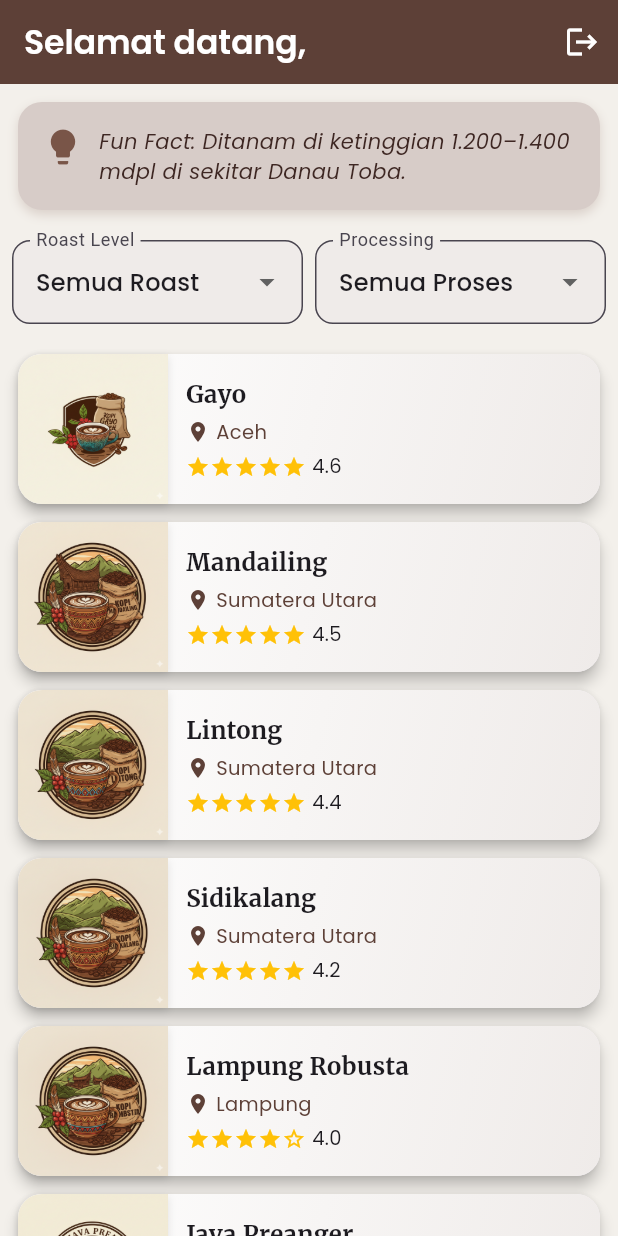
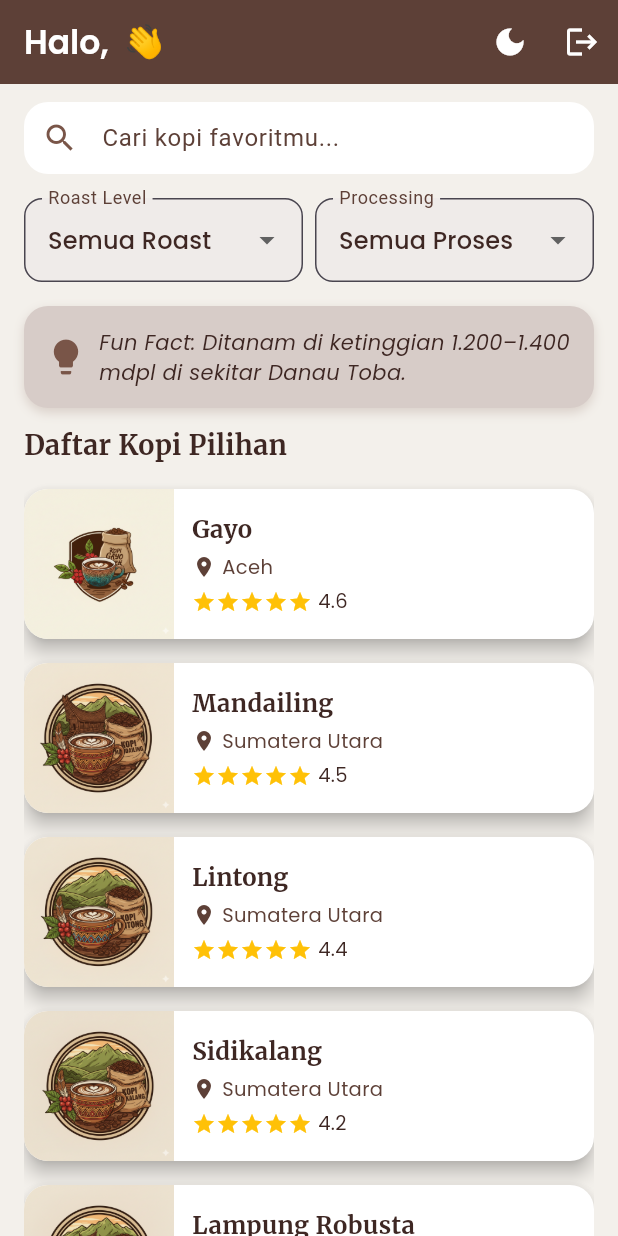
Before and after one commit to Apissr/ENSIKLOPEDIA-KOPI, a Flutter app: the HomePage screen opened directly with empty values, on a phone screen of 412 x 824 dp. Run offline on Flutter 3.47's test engine with Material 3 defaults, Android fonts, the light colour scheme and no system bars; drawn by our look-alikes of flutter_animate; our stand-ins replace google_fonts, loading_animation_widget.

Commit message:
update baruu

```diff
--- a/lib/home_page.dart
+++ b/lib/home_page.dart
@@ -1,11 +1,10 @@
-// lib/home_page.dart
 import 'package:flutter/material.dart';
 import 'package:google_fonts/google_fonts.dart';
 import 'models/kopi.dart';
 import 'detail_page.dart';
 import 'dummy_data.dart';
 import 'dart:math';
-import 'login_page.dart'; //
+import 'login_page.dart';
 import 'package:flutter_animate/flutter_animate.dart';
 
 class HomePage extends StatefulWidget {
@@ -21,6 +20,7 @@ class _HomePageState extends State<HomePage> {
   RoastLevel? selectedRoastLevel;
   ProcessingMethod? selectedProcess;
   late Kopi randomKopi;
+  bool isDarkMode = false; // 🌙 Tema toggle
 
   @override
   void initState() {
@@ -30,6 +30,11 @@ class _HomePageState extends State<HomePage> {
 
   @override
   Widget build(BuildContext context) {
+    final backgroundColor = isDarkMode ? const Color(0xff2b231d) : const Color(0xfff3f0eb);
+    final cardColor = isDarkMode ? const Color(0xff3a2f28) : Colors.white;
+    final textColor = isDarkMode ? Colors.white : Colors.brown[900];
+    final secondaryText = isDarkMode ? Colors.brown[200] : Colors.brown[700];
+
     final filteredList = coffeeList.where((kopi) {
       final matchesSearch = kopi.nama.toLowerCase().contains(searchQuery.toLowerCase()) ||
           kopi.asal.toLowerCase().contains(searchQuery.toLowerCase());
@@ -39,23 +44,30 @@ class _HomePageState extends State<HomePage> {
     }).toList();
 
     return Scaffold(
-      backgroundColor: const Color(0xfff3f0eb),
+      backgroundColor: backgroundColor,
       appBar: AppBar(
+        backgroundColor: isDarkMode ? Colors.brown[900] : Colors.brown[700],
         title: Text(
-          "Selamat datang, ${widget.username}",
+          "Halo, ${widget.username} 👋",
           style: GoogleFonts.poppins(
             fontWeight: FontWeight.w600,
-          color: Colors.white)
-
-
+            color: Colors.white,
           ),
-        backgroundColor: Colors.brown[700],
+        ),
         actions: [
           IconButton(
-            icon: const Icon(Icons.logout),
+            icon: Icon(
+              isDarkMode ? Icons.light_mode : Icons.dark_mode,
+              color: Colors.white,
+            ),
+            tooltip: "Ganti Tema",
+            onPressed: () {
+              setState(() => isDarkMode = !isDarkMode);
+            },
+          ),
+          IconButton(
+            icon: const Icon(Icons.logout, color: Colors.white),
             tooltip: "Logout",
-        color: Colors.white,
-
             onPressed: () {
               Navigator.pushReplacement(
                 context,
@@ -65,64 +77,57 @@ class _HomePageState extends State<HomePage> {
           ),
         ],
       ),
-      body: Column(
+      body: Padding(
+        padding: const EdgeInsets.symmetric(horizontal: 16),
+        child: Column(
           children: [
-          // 🔽 Fun Fact Banner
-          Container(
-            margin: const EdgeInsets.all(12),
-            padding: const EdgeInsets.all(16),
-            decoration: BoxDecoration(
-              color: Colors.brown[100],
+            const SizedBox(height: 12),
+
+            // 🔍 Search Bar
+            TextField(
+              decoration: InputDecoration(
+                hintText: "Cari kopi favoritmu...",
+                prefixIcon: Icon(Icons.search, color: isDarkMode ? Colors.brown[300] : Colors.brown),
+                filled: true,
+                fillColor: isDarkMode ? Colors.brown[800] : Colors.white,
+                hintStyle: TextStyle(color: secondaryText),
+                contentPadding: const EdgeInsets.symmetric(vertical: 12),
+                border: OutlineInputBorder(
                   borderRadius: BorderRadius.circular(16),
-              boxShadow: [
-                BoxShadow(
-                  color: Colors.brown.withOpacity(0.2),
-                  blurRadius: 5,
-                  offset: const Offset(0, 3),
+                  borderSide: BorderSide.none,
                 ),
-              ],
               ),
-            child: Row(
-              crossAxisAlignment: CrossAxisAlignment.start,
-              children: [
-                const Icon(Icons.lightbulb, color: Colors.brown, size: 28),
-                const SizedBox(width: 10),
-                Expanded(
-                  child: Text(
-                    "Fun Fact: ${randomKopi.funFact}",
-                    style: GoogleFonts.poppins(
-                      fontSize: 14,
-                      fontStyle: FontStyle.italic,
-                      color: Colors.brown[900],
+              style: TextStyle(color: textColor),
+              onChanged: (value) {
+                setState(() => searchQuery = value);
+              },
             ),
 
-                  ),
-                ),
-              ],
-            ),
-          ),
+            const SizedBox(height: 16),
 
-          // 🔽 Filter Dropdown
-          Padding(
-            padding: const EdgeInsets.all(8.0),
-            child: Row(
+            // 🏷️ Filter Row
+            Row(
               children: [
                 Expanded(
                   child: DropdownButtonFormField<RoastLevel?>(
                     value: selectedRoastLevel,
+                    dropdownColor: isDarkMode ? Colors.brown[800] : Colors.white,
                     decoration: InputDecoration(
                       labelText: "Roast Level",
+                      labelStyle: TextStyle(color: secondaryText),
                       border: OutlineInputBorder(
                         borderRadius: BorderRadius.circular(12),
                       ),
                       filled: true,
-                      fillColor: Colors.brown[50],
+                      fillColor: isDarkMode ? Colors.brown[700] : Colors.brown[50],
                     ),
                     items: [null, ...RoastLevel.values].map((level) {
                       return DropdownMenuItem(
                         value: level,
-                        child: Text(level?.displayName ?? "Semua Roast",
-                            style: GoogleFonts.poppins()),
+                        child: Text(
+                          level?.displayName ?? "Semua Roast",
+                          style: GoogleFonts.poppins(color: textColor),
+                        ),
                       );
                     }).toList(),
                     onChanged: (value) {
@@ -134,19 +139,23 @@ class _HomePageState extends State<HomePage> {
                 Expanded(
                   child: DropdownButtonFormField<ProcessingMethod?>(
                     value: selectedProcess,
+                    dropdownColor: isDarkMode ? Colors.brown[800] : Colors.white,
                     decoration: InputDecoration(
                       labelText: "Processing",
+                      labelStyle: TextStyle(color: secondaryText),
                       border: OutlineInputBorder(
                         borderRadius: BorderRadius.circular(12),
                       ),
                       filled: true,
-                      fillColor: Colors.brown[50],
+                      fillColor: isDarkMode ? Colors.brown[700] : Colors.brown[50],
                     ),
                     items: [null, ...ProcessingMethod.values].map((process) {
                       return DropdownMenuItem(
                         value: process,
-                        child: Text(process?.displayName ?? "Semua Proses",
-                            style: GoogleFonts.poppins()),
+                        child: Text(
+                          process?.displayName ?? "Semua Proses",
+                          style: GoogleFonts.poppins(color: textColor),
+                        ),
                       );
                     }).toList(),
                     onChanged: (value) {
@@ -156,12 +165,63 @@ class _HomePageState extends State<HomePage> {
                 ),
               ],
             ),
+
+            const SizedBox(height: 16),
+
+            // ☕ Fun Fact Banner
+            Container(
+              padding: const EdgeInsets.all(14),
+              decoration: BoxDecoration(
+                color: isDarkMode ? Colors.brown[800] : Colors.brown[100],
+                borderRadius: BorderRadius.circular(16),
+                boxShadow: [
+                  BoxShadow(
+                    color: Colors.brown.withOpacity(0.2),
+                    blurRadius: 5,
+                    offset: const Offset(0, 3),
+                  ),
+                ],
+              ),
+              child: Row(
+                children: [
+                  Icon(Icons.lightbulb,
+                      color: isDarkMode ? Colors.amber[200] : Colors.brown, size: 28),
+                  const SizedBox(width: 8),
+                  Expanded(
+                    child: Text(
+                      "Fun Fact: ${randomKopi.funFact}",
+                      style: GoogleFonts.poppins(
+                        fontSize: 14,
+                        fontStyle: FontStyle.italic,
+                        color: textColor,
+                      ),
+                    ),
+                  ),
+                ],
+              ),
+            ).animate().fadeIn(duration: 500.ms).slideY(begin: 0.2),
+
+            const SizedBox(height: 12),
+
+            // 🪔 Judul Section
+            Align(
+              alignment: Alignment.centerLeft,
+              child: Text(
+                "Daftar Kopi Pilihan",
+                style: GoogleFonts.merriweather(
+                  fontSize: 18,
+                  fontWeight: FontWeight.bold,
+                  color: textColor,
+                ),
+              ),
             ),
 
-          // 🔽 ListView Katalog Kopi
+            const SizedBox(height: 8),
+
+            // ☕ List Kopi
             Expanded(
               child: ListView.builder(
-              padding: const EdgeInsets.all(12),
+                padding: const EdgeInsets.only(bottom: 20),
                 itemCount: filteredList.length,
                 itemBuilder: (context, index) {
                   final kopi = filteredList[index];
@@ -169,57 +229,31 @@ class _HomePageState extends State<HomePage> {
                     onTap: () {
                       showDialog(
                         context: context,
-                      barrierDismissible: true,
                         builder: (context) => DetailPage(kopi: kopi),
                       );
                     },
                     child: Card(
+                      color: cardColor,
                       shape: RoundedRectangleBorder(
                         borderRadius: BorderRadius.circular(16),
                       ),
-  elevation: 4,
-  margin: const EdgeInsets.only(bottom: 12),
-  child: Container(
-    decoration: BoxDecoration(
-      borderRadius: BorderRadius.circular(16),
-      gradient: LinearGradient(
-        begin: Alignment.topLeft,
-        end: Alignment.bottomRight,
-        colors: [
-          Colors.white,
-          Colors.brown.shade50,
-        ],
-      ),
-    ),
+                      elevation: 5,
+                      margin: const EdgeInsets.symmetric(vertical: 8),
                       child: Row(
                         children: [
                           Hero(
                             tag: 'kopi_${kopi.nama}_${index}',
-          child: Container(
-            width: 100,
-            height: 100,
-            decoration: BoxDecoration(
-              borderRadius: const BorderRadius.horizontal(
-                left: Radius.circular(16),
-              ),
-              boxShadow: [
-                BoxShadow(
-                  color: Colors.black.withOpacity(0.1),
-                  blurRadius: 4,
-                  offset: const Offset(0, 2),
-                ),
-              ],
-            ),
                             child: ClipRRect(
                               borderRadius: const BorderRadius.horizontal(
                                 left: Radius.circular(16),
                               ),
                               child: Image.asset(
                                 kopi.gambar,
+                                width: 100,
+                                height: 100,
                                 fit: BoxFit.cover,
                                 errorBuilder: (context, error, stackTrace) =>
                                     Icon(Icons.local_cafe, size: 60, color: Colors.brown[300]),
-              ),
                               ),
                             ),
                           ),
@@ -234,18 +268,20 @@ class _HomePageState extends State<HomePage> {
                                     style: GoogleFonts.merriweather(
                                       fontWeight: FontWeight.bold,
                                       fontSize: 16,
+                                      color: textColor,
                                     ),
                                   ),
                                   const SizedBox(height: 4),
                                   Row(
                                     children: [
-                    Icon(Icons.location_on, size: 16, color: Colors.brown[700]),
+                                      Icon(Icons.location_on,
+                                          size: 16, color: secondaryText),
                                       const SizedBox(width: 4),
                                       Text(
                                         kopi.asal,
                                         style: GoogleFonts.poppins(
                                           fontSize: 13,
-                        color: Colors.brown[700],
+                                          color: secondaryText,
                                         ),
                                       ),
                                     ],
@@ -253,15 +289,18 @@ class _HomePageState extends State<HomePage> {
                                   const SizedBox(height: 4),
                                   Row(
                                     children: [
-                    ...List.generate(5, (index) => Icon(
-                      index < kopi.rating ? Icons.star : Icons.star_border,
+                                      ...List.generate(
+                                        5,
+                                            (i) => Icon(
+                                          i < kopi.rating ? Icons.star : Icons.star_border,
                                           size: 16,
                                           color: Colors.amber,
-                    )),
+                                        ),
+                                      ),
                                       const SizedBox(width: 4),
                                       Text(
                                         kopi.rating.toString(),
-                      style: GoogleFonts.poppins(fontSize: 13),
+                                        style: GoogleFonts.poppins(fontSize: 13, color: textColor),
                                       ),
                                     ],
                                   ),
@@ -271,16 +310,14 @@ class _HomePageState extends State<HomePage> {
                           ),
                         ],
                       ),
-  ),
-).animate()
-  .fadeIn()
-  .slideX(begin: -30, end: 0, delay: Duration(milliseconds: index * 100)),
+                    ).animate().fadeIn(delay: Duration(milliseconds: index * 80)).slideX(begin: -30),
                   );
                 },
               ),
             ),
           ],
         ),
+      ),
     );
   }
 }
--- a/lib/login_page.dart
+++ b/lib/login_page.dart
@@ -154,7 +154,7 @@ class _LoginPageState extends State<LoginPage> {
                         ),
                         const SizedBox(height: 10),
                         const Text(
-                          "chava imupp",
+                          "Login / Register",
 
                           style: TextStyle(
                             fontSize: 24,
```
Lines whose indentation alone changed are shown as unchanged.
